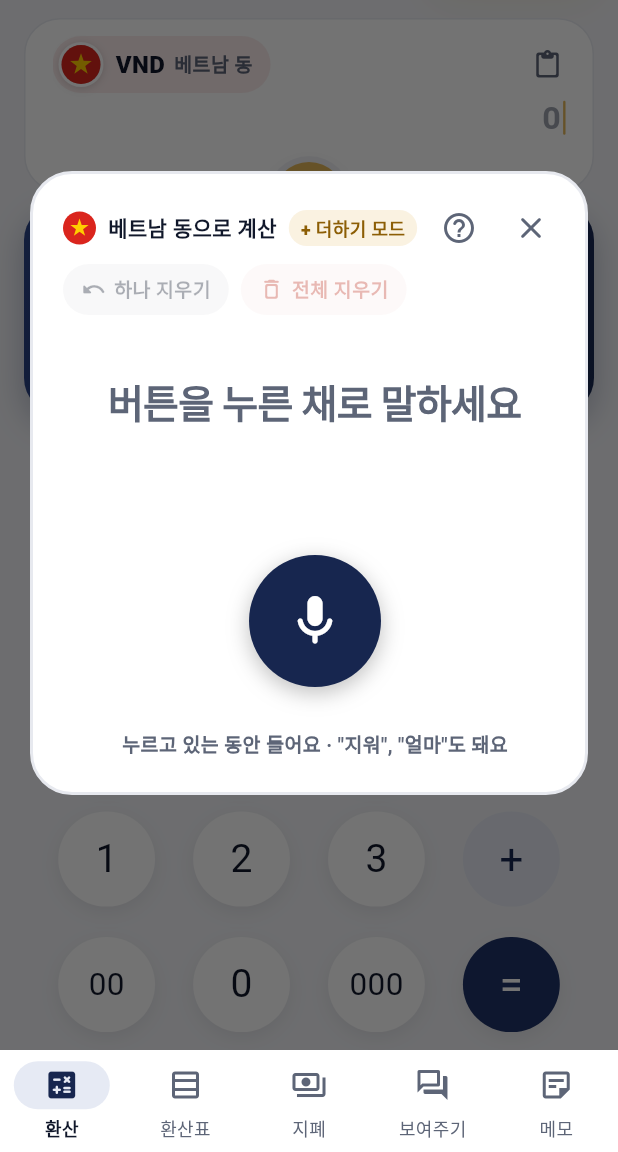
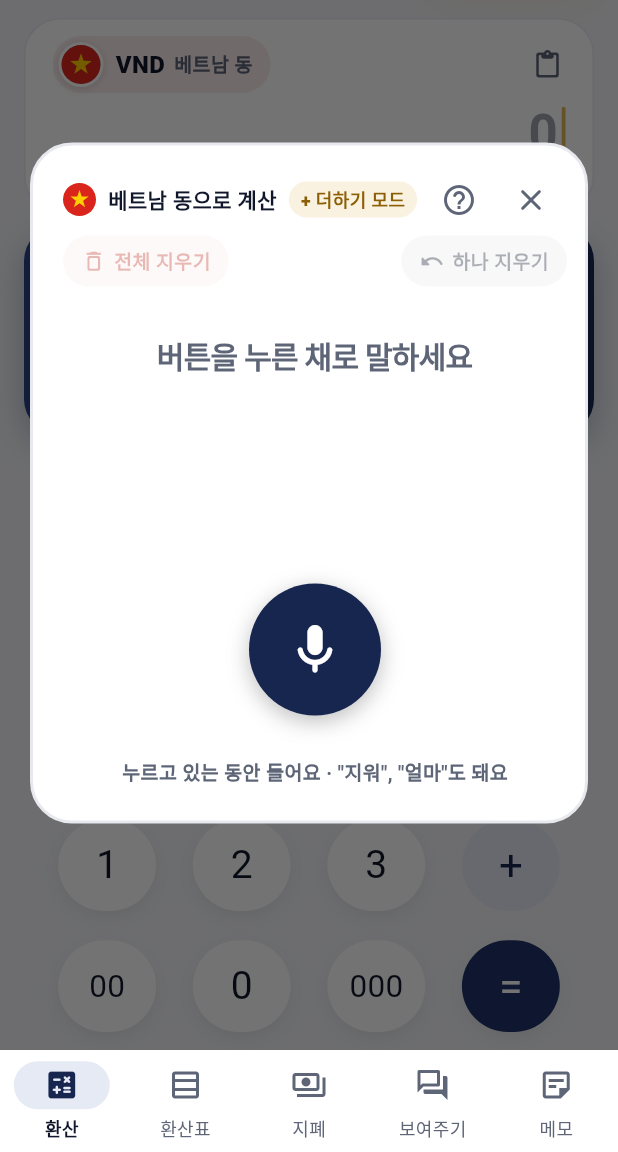
Before and after one commit to hee6635/Currency, a Flutter app: the screen it shows after launch, after a tap on "말로 입력", on a phone screen of 412 x 824 dp, the part 84-1236 px from its top. Run offline on Flutter 3.47's test engine with Material 3 defaults, Android fonts, the phone set to English and light mode, and no system bars; our stand-ins replace share_plus, shared_preferences, speech_to_text; network calls fail.

Commit message:
Line up each amount with its conversion; bigger voice table; swap delete buttons
- TermColumns: each entered amount with its converted amount right
  below (different colour); up to 3 items shrink to fit, more scroll
  sideways with the newest always visible and a fade on the left
- Voice panel: the amount table is larger, the newest item gets a gold
  background and a '= total' column; headline text made smaller;
  '전체 지우기' on the left, '하나 지우기' on the right
- Input card gets more bottom room so the swap button doesn't cover it

Co-Authored-By: Claude Opus 5.5 <noreply@anthropic.com>
Claude-Session: https://claude.ai/code/session_01BF3QGQfAiwtZXxjRey9N4Z

```diff
--- a/flutter_app/lib/core/money.dart
+++ b/flutter_app/lib/core/money.dart
@@ -111,6 +111,41 @@ List<(String sign, double? value)> exprTerms(String expr) {
   }
   out.add((sign, term));
   return out;
+}
+
+/// 화면에 줄 맞춰 보여줄 항목: 부호, 보기 좋은 글자("30,000 × 2"), 계산한 값
+/// 끝에 연산자만 남았으면 trailing 에 담는다.
+(List<(String sign, String text, double? value)>, String trailing) exprParts(
+  String expr,
+) {
+  final t = _tokens(expr);
+  var trailing = '';
+  if (t.isNotEmpty && operators.contains(t.last)) trailing = t.removeLast();
+  final values = exprTerms(expr);
+  final out = <(String, String, double?)>[];
+  var buf = <String>[];
+  var sign = opAdd;
+  void flush() {
+    if (buf.isEmpty) return;
+    final i = out.length;
+    out.add((
+      sign,
+      buf.map((x) => operators.contains(x) ? ' $x ' : fmt(int.parse(x))).join(),
+      i < values.length ? values[i].$2 : null,
+    ));
+    buf = [];
+  }
+
+  for (final x in t) {
+    if (x == opAdd || x == opSub) {
+      flush();
+      sign = x;
+    } else {
+      buf.add(x);
+    }
+  }
+  flush();
+  return (out, trailing);
 }
 
 /// 수식을 보기 좋게: "150000+2000" → "150,000 + 2,000"
--- a/flutter_app/lib/ui/convert_page.dart
+++ b/flutter_app/lib/ui/convert_page.dart
@@ -8,6 +8,7 @@ import '../state/app_state.dart';
 import 'common.dart';
 import 'guide_page.dart';
 import 'teach_dialog.dart';
+import 'term_columns.dart';
 import 'motion.dart';
 import 'rate_sheet.dart';
 import 'theme.dart';
@@ -39,7 +40,8 @@ class ConvertPage extends StatelessWidget {
           child: LayoutBuilder(
             builder: (context, box) {
               final compact = box.maxHeight < 560;
-              final fromH = compact ? 96.0 : 116.0;
+              // 아래 가운데에 바꾸기 버튼이 겹치므로 아래 여백을 넉넉히
+              final fromH = compact ? 108.0 : 130.0;
               final toH = compact ? 112.0 : 140.0;
               return Padding(
                 padding: const EdgeInsets.fromLTRB(16, 4, 16, 12),
@@ -161,16 +163,11 @@ class _InputCard extends StatelessWidget {
     final s = AppScope.of(context);
     final p = context.palette;
     final v = s.inputValue;
-    // 아래 작은 줄: 넣은 금액마다 바꾼 금액 (합계는 결과창에 있다)
-    final live = convertedTerms(s, min: 1);
-    final String sub = v == null
-        ? '0으로 나눌 수 없어요'
-        : live == null
-        ? ''
-        : '$live${s.from.other.unit}';
+    // 금액마다 바꾼 금액은 위 숫자 바로 아래에 줄 맞춰 나온다. 여기는 오류만.
+    final String sub = v == null ? '0으로 나눌 수 없어요' : '';
 
     return Panel(
-      padding: const EdgeInsets.fromLTRB(18, 10, 10, 12),
+      padding: const EdgeInsets.fromLTRB(18, 10, 10, 26),
       glow: s.listening ? p.gold : null,
       child: _SwapSlide(
         value: s.from,
@@ -207,13 +204,13 @@ class _InputCard extends StatelessWidget {
             Expanded(
               child: Padding(
                 padding: const EdgeInsets.only(right: 8),
-                child: Align(
+                child: s.listening
+                    // 듣는 중: 들리는 말을 그대로 보여준다
+                    ? Align(
                         alignment: Alignment.centerRight,
                         child: FittedBox(
                           fit: BoxFit.scaleDown,
-                    child: s.listening
-                        // 듣는 중: 들리는 말을 그대로 보여준다
-                        ? Text(
+                          child: Text(
                             s.heard.isEmpty
                                 ? '"이십칠만 동"처럼 말해 보세요'
                                 : '${s.heard}…',
@@ -222,20 +219,20 @@ class _InputCard extends StatelessWidget {
                               fontWeight: FontWeight.w600,
                               color: s.heard.isEmpty ? p.muted : p.ink,
                             ),
-                          )
-                        : AnimatedNumberText(
-                            prettyExpr(s.expr),
-                            cursorColor: p.gold,
-                            style: TextStyle(
-                              fontSize: 34,
-                              fontWeight: FontWeight.w600,
-                              letterSpacing: -0.8,
-                              color: s.expr.isEmpty
-                                  ? p.muted.withValues(alpha: 0.6)
-                                  : p.ink,
-                              fontFeatures: tabular,
                           ),
                         ),
+                      )
+                    // 위: 넣은 금액, 아래: 항목마다 바꾼 금액 (줄 맞춤)
+                    : TermsView(
+                        child: TermColumns(
+                          expr: s.expr,
+                          from: s.from,
+                          convert: s.rate == null
+                              ? null
+                              : (v) => s.convert(v, s.from),
+                          topSize: 34,
+                          bottomSize: 19,
+                          cursor: true,
                         ),
                       ),
               ),
@@ -259,11 +256,11 @@ class _InputCard extends StatelessWidget {
                   ],
                 ),
               )
-            else
+            else if (!s.listening && sub.isNotEmpty)
               Padding(
                 padding: const EdgeInsets.only(right: 8),
                 child: Text(
-                  s.listening ? '' : sub,
+                  sub,
                   textAlign: TextAlign.right,
                   maxLines: 1,
                   overflow: TextOverflow.ellipsis,
@@ -418,13 +415,6 @@ class _VoicePanel extends StatelessWidget {
     final r = s.resultValue;
     final endsWithOp =
         s.expr.isNotEmpty && operators.contains(s.expr[s.expr.length - 1]);
-    final exprLine = s.expr.isEmpty
-        ? ''
-        : endsWithOp
-        ? '${prettyExpr(s.expr)} …'
-        : hasOperator(s.expr)
-        ? '${prettyExpr(s.expr)} = ${total == null ? '—' : fmt(total)}${s.from.unit}'
-        : '${prettyExpr(s.expr)}${s.from.unit}';
 
     // 가운데 큰 글자: 듣는 중이면 들리는 말, 아니면 마지막으로 반영한 내용
     final String big;
@@ -510,12 +500,6 @@ class _VoicePanel extends StatelessWidget {
           Row(
             children: [
               _PanelPill(
-                icon: Icons.undo_rounded,
-                label: '하나 지우기',
-                onTap: s.expr.isEmpty || s.listening ? null : s.voiceDeleteOne,
-              ),
-              const SizedBox(width: 8),
-              _PanelPill(
                 icon: Icons.delete_outline_rounded,
                 label: '전체 지우기',
                 danger: true,
@@ -538,6 +522,12 @@ class _VoicePanel extends StatelessWidget {
                           );
                       },
               ),
+              const Spacer(),
+              _PanelPill(
+                icon: Icons.undo_rounded,
+                label: '하나 지우기',
+                onTap: s.expr.isEmpty || s.listening ? null : s.voiceDeleteOne,
+              ),
             ],
           ),
           // 듣는 중: 폰이 들은 말 그대로 (작게)
@@ -554,7 +544,7 @@ class _VoicePanel extends StatelessWidget {
           ),
           // 큰 글자: 바뀔 때마다 확대되듯 튀어나온다
           SizedBox(
-            height: 72,
+            height: 48,
             child: Center(
               child: AnimatedSwitcher(
                 duration: const Duration(milliseconds: 320),
@@ -577,7 +567,7 @@ class _VoicePanel extends StatelessWidget {
                   child: Text(
                     big,
                     style: TextStyle(
-                      fontSize: bigMuted ? 26 : 50,
+                      fontSize: bigMuted ? 20 : 36,
                       fontWeight: FontWeight.w800,
                       letterSpacing: bigMuted ? -0.5 : -1.5,
                       color: bigMuted ? p.muted : p.ink,
@@ -589,18 +579,27 @@ class _VoicePanel extends StatelessWidget {
             ),
           ),
           const SizedBox(height: 8),
-          Text(
-            [
-              if (exprLine.isNotEmpty) exprLine,
-              if (r != null && s.expr.isNotEmpty && !endsWithOp)
-                '≈ ${convertedTerms(s) == null ? '' : '${convertedTerms(s)} = '}${fmt(r)}${s.from.other.unit}',
-            ].join('\n'),
-            textAlign: TextAlign.center,
-            style: TextStyle(
-              fontSize: 15,
-              height: 1.5,
-              color: p.muted,
-              fontFeatures: tabular,
+          // 위: 동, 아래: 원. 금액마다 줄 맞춰서, 방금 말한 것은 금색 바탕
+          SizedBox(
+            height: 84,
+            child: s.expr.isEmpty
+                ? null
+                : TermsView(
+                    maxBeforeScroll: 4,
+                    alignment: Alignment.center,
+                    child: TermColumns(
+                      expr: s.expr,
+                      from: s.from,
+                      convert: s.rate == null
+                          ? null
+                          : (v) => s.convert(v, s.from),
+                      topSize: 26,
+                      bottomSize: 23,
+                      highlightLast: true,
+                      total: hasOperator(s.expr) && !endsWithOp && total != null
+                          ? (total, r)
+                          : null,
+                    ),
                   ),
           ),
           const SizedBox(height: 20),
--- /dev/null
+++ b/flutter_app/lib/ui/term_columns.dart
@@ -0,0 +1,204 @@
+import 'package:flutter/material.dart';
+
+import '../core/money.dart';
+import 'common.dart';
+import 'motion.dart';
+import 'theme.dart';
+
+/// 넣은 금액(위)과 바꾼 금액(아래)을 항목마다 세로로 줄 맞춰 보여준다.
+///   150,000 + 30,000 + 27,000  동
+///     7,972 +  1,594 +  1,435  원
+class TermColumns extends StatelessWidget {
+  const TermColumns({
+    super.key,
+    required this.expr,
+    required this.from,
+    required this.convert,
+    required this.topSize,
+    required this.bottomSize,
+    this.cursor = false,
+    this.highlightLast = false,
+    this.total,
+  });
+
+  final String expr;
+  final Currency from;
+
+  /// 환율이 없으면 null → 아래 줄 없음
+  final double Function(double)? convert;
+  final double topSize, bottomSize;
+
+  /// 마지막 금액 끝에 깜빡이는 커서와 입력 애니메이션
+  final bool cursor;
+
+  /// 마지막 항목(방금 넣은 것)을 금색 바탕으로
+  final bool highlightLast;
+
+  /// 지정하면 끝에 "= 합계" 칸
+  final (double, double?)? total;
+
+  @override
+  Widget build(BuildContext context) {
+    final p = context.palette;
+    final (parts, trailing) = exprParts(expr);
+    final to = from.other;
+    final topColor = p.ink;
+    final bottomColor = currencyAccent(to, p);
+    final top = TextStyle(
+      fontSize: topSize,
+      fontWeight: FontWeight.w600,
+      letterSpacing: -0.6,
+      color: topColor,
+      fontFeatures: tabular,
+      height: 1.15,
+    );
+    final bottom = TextStyle(
+      fontSize: bottomSize,
+      fontWeight: FontWeight.w800,
+      letterSpacing: -0.3,
+      color: bottomColor,
+      fontFeatures: tabular,
+      height: 1.2,
+    );
+    final opTop = top.copyWith(color: p.muted, fontWeight: FontWeight.w500);
+    final opBottom = bottom.copyWith(
+      color: bottomColor.withValues(alpha: 0.6),
+      fontWeight: FontWeight.w600,
+    );
+    final hasBottom = convert != null;
+
+    Widget col(Widget a, Widget? b, {bool hi = false, bool center = false}) {
+      final c = Column(
+        mainAxisSize: MainAxisSize.min,
+        crossAxisAlignment:
+            center ? CrossAxisAlignment.center : CrossAxisAlignment.end,
+        children: [a, if (hasBottom) b ?? Text('', style: bottom)],
+      );
+      if (!hi) return c;
+      return Container(
+        padding: const EdgeInsets.symmetric(horizontal: 6, vertical: 2),
+        decoration: BoxDecoration(
+          color: p.gold.withValues(alpha: 0.18),
+          borderRadius: BorderRadius.circular(10),
+        ),
+        child: c,
+      );
+    }
+
+    Widget gap(String op) => Padding(
+      padding: EdgeInsets.symmetric(horizontal: topSize * 0.22),
+      child: col(
+        Text(op, style: opTop),
+        op.isEmpty ? null : Text(op, style: opBottom),
+        center: true,
+      ),
+    );
+
+    final cells = <Widget>[];
+    if (parts.isEmpty) {
+      cells.add(
+        cursor
+            ? AnimatedNumberText(
+                '0',
+                cursorColor: p.gold,
+                style: top.copyWith(color: p.muted.withValues(alpha: 0.6)),
+              )
+            : Text('0', style: top.copyWith(color: p.muted)),
+      );
+    }
+    for (var i = 0; i < parts.length; i++) {
+      final (sign, text, v) = parts[i];
+      final last = i == parts.length - 1;
+      if (i > 0 || sign == opSub) cells.add(gap(sign));
+      final topW = last && cursor && trailing.isEmpty
+          ? AnimatedNumberText(text, cursorColor: p.gold, style: top)
+          : Text(text, style: top);
+      cells.add(
+        col(
+          topW,
+          Text(v == null || convert == null ? '—' : fmt(convert!(v)), style: bottom),
+          hi: last && highlightLast && parts.length > 1,
+        ),
+      );
+    }
+    if (trailing.isNotEmpty) {
+      cells.add(
+        Padding(
+          padding: EdgeInsets.only(left: topSize * 0.22),
+          child: col(
+            cursor
+                ? AnimatedNumberText(trailing, cursorColor: p.gold, style: opTop)
+                : Text(trailing, style: opTop),
+            null,
+          ),
+        ),
+      );
+    }
+    if (total case (final t, final r)?) {
+      cells.add(gap('='));
+      cells.add(
+        col(
+          Text(fmt(t), style: top.copyWith(fontWeight: FontWeight.w800)),
+          Text(r == null ? '—' : fmt(r), style: bottom.copyWith(fontWeight: FontWeight.w900)),
+        ),
+      );
+    }
+    return Row(
+      mainAxisSize: MainAxisSize.min,
+      crossAxisAlignment: CrossAxisAlignment.end,
+      children: cells,
+    );
+  }
+}
+
+/// 항목이 [maxBeforeScroll]개까지는 칸에 맞게 줄이고, 더 많으면 글씨 크기를 지키고
+/// 좌우로 밀어 볼 수 있게 한다 (최근 것이 늘 보이게 오른쪽 끝에 붙는다).
+class TermsView extends StatelessWidget {
+  const TermsView({
+    super.key,
+    required this.child,
+    this.maxBeforeScroll = 3,
+    this.alignment = Alignment.centerRight,
+  });
+
+  final TermColumns child;
+  final Alignment alignment;
+  final int maxBeforeScroll;
+
+  @override
+  Widget build(BuildContext context) {
+    final count = exprParts(child.expr).$1.length + (child.total == null ? 0 : 1);
+    return LayoutBuilder(
+      builder: (context, box) {
+        if (count <= maxBeforeScroll || !box.hasBoundedWidth) {
+          return Align(
+            alignment: alignment,
+            child: FittedBox(fit: BoxFit.scaleDown, child: child),
+          );
+        }
+        return Align(
+          alignment: Alignment.centerRight,
+          child: FittedBox(
+            fit: BoxFit.scaleDown,
+            child: SizedBox(
+              width: box.maxWidth,
+              // 왼쪽 끝은 흐리게 사라지게 (밀면 더 있다는 표시)
+              child: ShaderMask(
+                shaderCallback: (r) => const LinearGradient(
+                  colors: [Colors.transparent, Colors.black],
+                  stops: [0, 0.12],
+                ).createShader(r),
+                blendMode: BlendMode.dstIn,
+                child: SingleChildScrollView(
+                  scrollDirection: Axis.horizontal,
+                  reverse: true,
+                  child: child,
+                ),
+              ),
+            ),
+          ),
+        );
+      },
+    );
+  }
+}
```
Also changed, not shown: 2 other files. Lines whose indentation alone changed are shown as unchanged.
